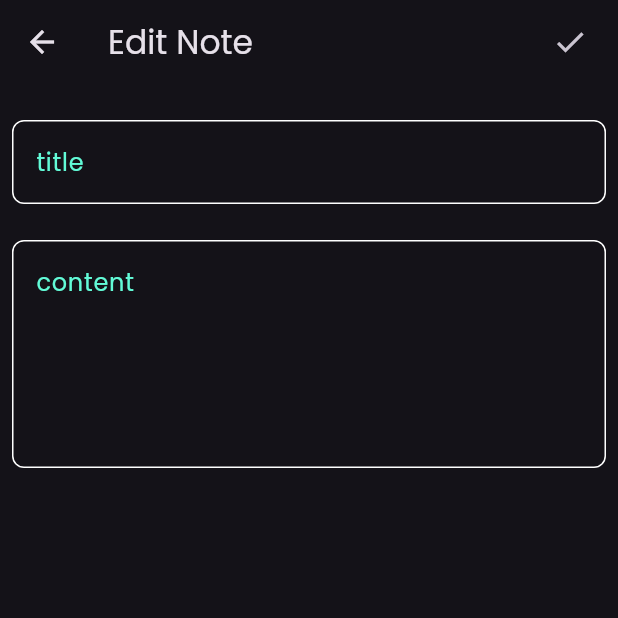
After one commit to abdomostafa1/notes-app-flutter, a Flutter app: the screen it shows after launch, after a tap on "Flutter tips", on a phone screen of 412 x 824 dp, the top half of it. The commit adds this screen. Run offline on Flutter 3.47's test engine with Material 3 defaults, Android fonts, the phone set to English and light mode, and no system bars.

Commit message:
create EditNote Screen UI

```diff
--- a/lib/main.dart
+++ b/lib/main.dart
@@ -1,4 +1,5 @@
 import 'package:flutter/material.dart';
+import 'package:notes_app/screens/edit_note_screen.dart';
 import 'package:notes_app/screens/home_screen.dart';
 
 void main() {
@@ -16,11 +17,15 @@ class NotesApp extends StatelessWidget {
           brightness: Brightness.dark,
           fontFamily: 'Poppins',
         ),
-        routes: {Routes.homeScreen: (context) => HomeScreen()},
+        routes: {
+          Routes.homeScreen: (context) => const HomeScreen(),
+          Routes.editNoteScreen: (context) => const EditNoteScreen()
+        },
         initialRoute: Routes.homeScreen);
   }
 }
 
 class Routes {
   static String homeScreen = 'home screen';
+  static String editNoteScreen = 'edit note screen';
 }
--- /dev/null
+++ b/lib/screens/edit_note_screen.dart
@@ -0,0 +1,36 @@
+import 'package:flutter/material.dart';
+import 'package:notes_app/widgets/custom_text_field.dart';
+
+class EditNoteScreen extends StatelessWidget {
+  const EditNoteScreen({super.key});
+
+  @override
+  Widget build(BuildContext context) {
+    return Scaffold(
+      appBar: AppBar(
+        title: const Text('Edit Note'),
+        actions: [
+          Container(
+            margin: const EdgeInsets.only(right: 8),
+            child: IconButton(
+              onPressed: () {},
+              icon: const Icon(Icons.check),
+              splashRadius: 1,
+            ),
+          ),
+        ],
+      ),
+      body: const Padding(
+        padding: EdgeInsets.symmetric(horizontal: 8.0),
+        child: Column(
+          children: [
+            SizedBox(height:24),
+            CustomTextField(hint: 'title'),
+            SizedBox(height:24),
+            CustomTextField(hint: 'content',maxLines: 5,)
+          ]
+        ),
+      )
+    );
+  }
+}
--- a/lib/widgets/note_item.dart
+++ b/lib/widgets/note_item.dart
@@ -1,11 +1,14 @@
 import 'package:flutter/material.dart';
+import 'package:notes_app/main.dart';
 
 class NoteItem extends StatelessWidget {
   const NoteItem({super.key});
 
   @override
   Widget build(BuildContext context) {
-    return Container(
+    return GestureDetector(
+      onTap: () => Navigator.pushNamed(context, Routes.editNoteScreen),
+      child: Container(
           padding: EdgeInsets.only(top: 16, bottom: 16, left: 16),
           decoration: BoxDecoration(
             color: Color(0xffFFCD7F),
@@ -39,6 +42,7 @@ class NoteItem extends StatelessWidget {
                 ),
               )
             ],
-        ));
+          )),
+    );
   }
 }
```
Lines whose indentation alone changed are shown as unchanged.
